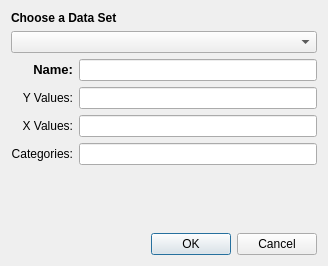
Old version of the form plugins/chartshape/dialogs/CellRegionDialog.ui in the repository Adeel313/calligra.
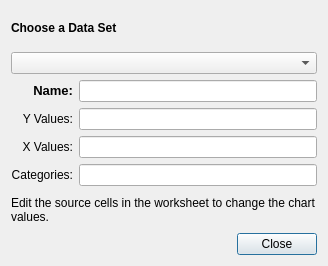
New version of the form.

Commit message: Improve Sheets chart editing and compact the ribbon

What changed in the file:
```diff
--- a/plugins/chartshape/dialogs/CellRegionDialog.ui
+++ b/plugins/chartshape/dialogs/CellRegionDialog.ui
@@ -14,29 +14,26 @@
    <string>Dialog</string>
   </property>
   <layout class="QGridLayout" name="gridLayout">
+   <item row="6" column="0" colspan="2">
+    <widget class="QLabel" name="worksheetHint">
+     <property name="text">
+      <string>Edit the source cells in the worksheet to change the chart values.</string>
+     </property>
+     <property name="wordWrap">
+      <bool>true</bool>
+     </property>
+    </widget>
+   </item>
    <item row="7" column="1">
     <widget class="QDialogButtonBox" name="buttonBox">
      <property name="orientation">
       <enum>Qt::Horizontal</enum>
      </property>
      <property name="standardButtons">
-      <set>QDialogButtonBox::Cancel|QDialogButtonBox::Ok</set>
+      <set>QDialogButtonBox::Close</set>
      </property>
     </widget>
    </item>
-   <item row="6" column="1">
-    <spacer name="verticalSpacer">
-     <property name="orientation">
-      <enum>Qt::Vertical</enum>
-     </property>
-     <property name="sizeHint" stdset="0">
-      <size>
-       <width>20</width>
-       <height>40</height>
-      </size>
-     </property>
-    </spacer>
-   </item>
    <item row="1" column="0" colspan="2">
     <widget class="QComboBox" name="dataSets"/>
    </item>
```
Left out of the diff: 2 changed lines with no effect on the pictures. The commit also changes 20 other files.
